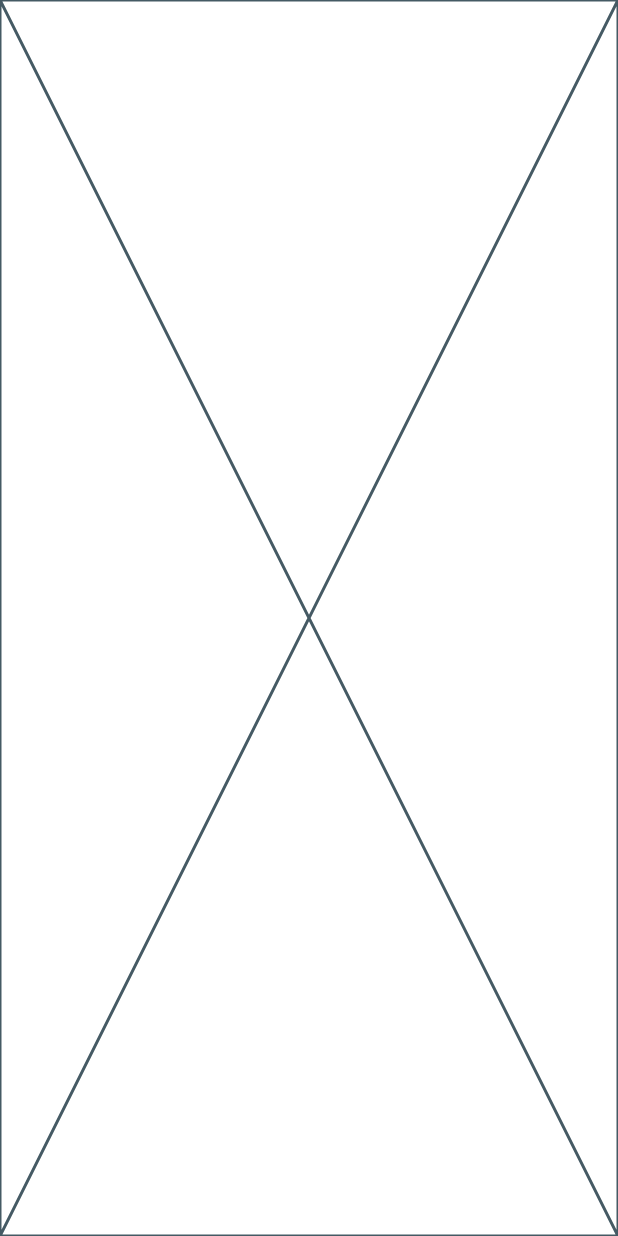
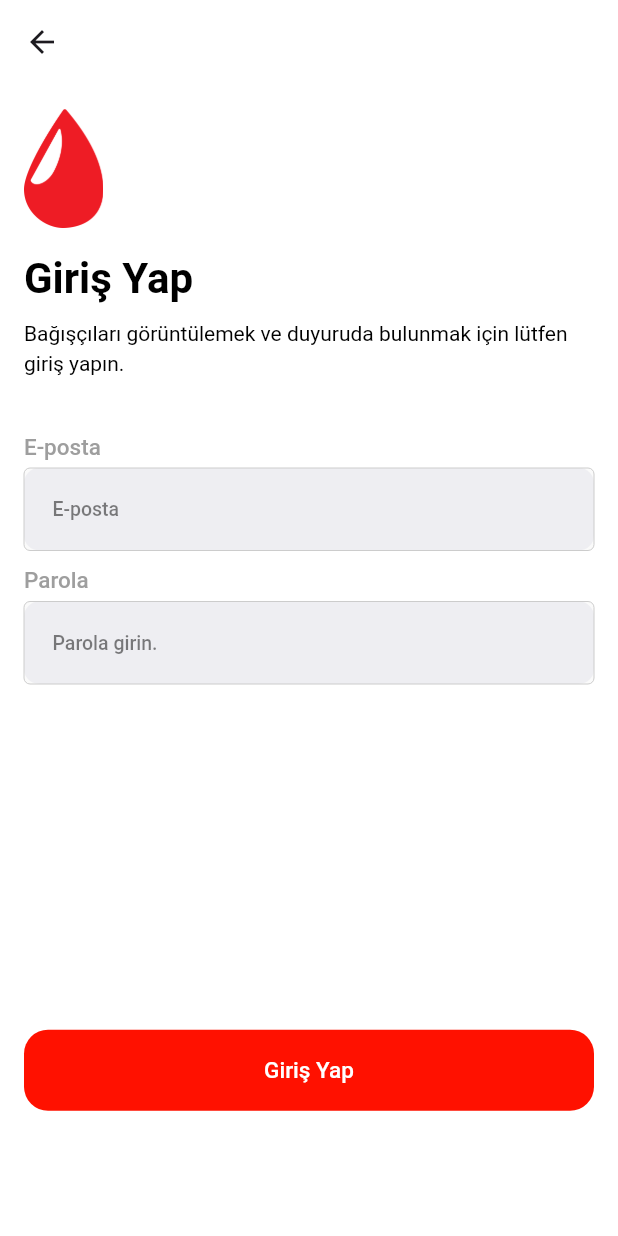
Before and after one commit to berkaycatak/kan-kardesi, a Flutter app: the screen it shows after launch, after a tap on "Giriş Yap", on a phone screen of 412 x 824 dp. Run offline on Flutter 3.47's test engine with Material 3 defaults, Android fonts, the phone set to English and light mode, and no system bars; drawn by our look-alikes of flutter_platform_widgets, toastification; our stand-ins replace flutter_svg, go_router; Roboto replaces fonts that are missing (PlusJakartaSans, PublicaSans, avenir).

Commit message:
Giriş sayfası tasarımı tamamlandı

```diff
--- a/lib/main.dart
+++ b/lib/main.dart
@@ -41,7 +41,7 @@ class _MyAppState extends State<MyApp> {
             ],
             routerConfig: routerService.router,
             debugShowCheckedModeBanner: false,
-            title: 'Gören Duyan',
+            title: 'Kan Kardeşi',
           );
         },
       ),
--- /dev/null
+++ b/lib/screens/auth/login/login_mixin.dart
@@ -0,0 +1,24 @@
+import 'package:flutter/foundation.dart';
+import 'package:flutter/material.dart';
+
+mixin LoginMixin {
+  final GlobalKey<FormState> formKey = GlobalKey<FormState>();
+  TextEditingController emailController = TextEditingController();
+  TextEditingController passwordController = TextEditingController();
+
+  FocusNode emailFocusNode = FocusNode();
+  FocusNode passwordFocusNode = FocusNode();
+
+  void login(BuildContext context) {
+    bool isValidated = formKey.currentState!.validate();
+    if (!isValidated) {
+      return;
+    }
+
+    formKey.currentState!.save();
+    if (kDebugMode) {
+      print(emailController.text);
+      print(passwordController.text);
+    }
+  }
+}
--- a/lib/screens/auth/login/login_screen.dart
+++ b/lib/screens/auth/login/login_screen.dart
@@ -1,4 +1,12 @@
+import 'package:flutter/cupertino.dart';
 import 'package:flutter/material.dart';
+import 'package:flutter_platform_widgets/flutter_platform_widgets.dart';
+import 'package:kan_kardesi/screens/auth/login/login_mixin.dart';
+import 'package:kan_kardesi/style/theme/custom_theme.dart';
+import 'package:kan_kardesi/utils/components/app/custom_appbar_widget.dart';
+import 'package:kan_kardesi/utils/components/app/custom_card_widget.dart';
+import 'package:kan_kardesi/utils/constants/image/image_constants.dart';
+import 'package:kan_kardesi/utils/helpers/helpers.dart';
 
 class LoginScreen extends StatefulWidget {
   const LoginScreen({super.key});
@@ -7,9 +15,122 @@ class LoginScreen extends StatefulWidget {
   State<LoginScreen> createState() => _LoginScreenState();
 }
 
-class _LoginScreenState extends State<LoginScreen> {
+class _LoginScreenState extends State<LoginScreen> with LoginMixin {
   @override
   Widget build(BuildContext context) {
-    return const Placeholder();
+    return GestureDetector(
+      onTap: () => FocusScope.of(context).unfocus(),
+      child: PlatformScaffold(
+        backgroundColor: Colors.white,
+        appBar: PlatformAppBar(),
+        iosContentPadding: true,
+        body: SingleChildScrollView(
+          child: SizedBox(
+            height: MediaQuery.of(context).size.height / 1.15,
+            child: Padding(
+              padding: CustomTheme.screenPadding,
+              child: Column(
+                mainAxisAlignment: MainAxisAlignment.spaceBetween,
+                children: [
+                  Column(
+                    crossAxisAlignment: CrossAxisAlignment.start,
+                    children: [
+                      Image.asset(
+                        ImageConstants.icon,
+                        height: 80,
+                      ),
+                      const SizedBox(height: 16),
+                      Text(
+                        "Giriş Yap",
+                        style: Theme.of(context).textTheme.titleLarge,
+                      ),
+                      const SizedBox(height: 8),
+                      const Text(
+                        "Bağışçıları görüntülemek ve duyuruda bulunmak için lütfen giriş yapın.",
+                      ),
+                      const SizedBox(height: 36),
+                      formWidget(context),
+                    ],
+                  ),
+                  Column(
+                    children: [
+                      SizedBox(
+                        width: double.infinity,
+                        child: PlatformElevatedButton(
+                          onPressed: () => login(context),
+                          child: const Text("Giriş Yap"),
+                        ),
+                      ),
+                      // Center(
+                      //   child: PlatformTextButton(
+                      //     padding: EdgeInsets.zero,
+                      //     onPressed: () {},
+                      //     child: const Text("Parolamı Unuttum"),
+                      //   ),
+                      // ),
+                      const SizedBox(height: 16),
+                    ],
+                  )
+                ],
+              ),
+            ),
+          ),
+        ),
+      ),
+    );
+  }
+
+  Form formWidget(BuildContext context) {
+    return Form(
+      key: formKey,
+      child: Column(
+        crossAxisAlignment: CrossAxisAlignment.start,
+        children: [
+          Text(
+            "E-posta",
+            style: Theme.of(context).textTheme.bodySmall,
+          ),
+          const SizedBox(height: 4),
+          CustomCard(
+            child: PlatformTextFormField(
+              controller: emailController,
+              focusNode: emailFocusNode,
+              keyboardType: TextInputType.emailAddress,
+              hintText: "E-posta",
+              autofillHints: const [AutofillHints.email],
+              textInputAction: TextInputAction.next,
+              onFieldSubmitted: (value) => passwordFocusNode.requestFocus(),
+              validator: (val) => Helpers.isEmpty(
+                val,
+                "Lütfen e-posta girin",
+              ),
+            ),
+          ),
+          const SizedBox(height: 10),
+          Text(
+            "Parola",
+            style: Theme.of(context).textTheme.bodySmall,
+          ),
+          const SizedBox(height: 4),
+          CustomCard(
+            child: PlatformTextFormField(
+              controller: passwordController,
+              focusNode: passwordFocusNode,
+              keyboardType: TextInputType.visiblePassword,
+              hintText: "Parola girin.",
+              obscureText: true,
+              autofillHints: const [AutofillHints.password],
+              textInputAction: TextInputAction.send,
+              onFieldSubmitted: (value) => login(context),
+              validator: (val) => Helpers.isEmpty(
+                val,
+                "Lütfen parola girin",
+              ),
+            ),
+          ),
+          const SizedBox(height: 16),
+        ],
+      ),
+    );
   }
 }
--- a/lib/style/theme/custom_cupertino_theme.dart
+++ b/lib/style/theme/custom_cupertino_theme.dart
@@ -17,6 +17,7 @@ class CustomCupertinoTheme {
   );
 
   static final CupertinoThemeData darkThemeData = CupertinoThemeData(
+    brightness: Brightness.dark,
     primaryColor: CustomTheme.primaryColor,
     scaffoldBackgroundColor: CustomTheme.darkBackgroundColor,
     textTheme: CupertinoTextThemeData(
--- a/lib/style/theme/custom_theme.dart
+++ b/lib/style/theme/custom_theme.dart
@@ -1,8 +1,9 @@
+import 'package:flutter/cupertino.dart';
 import 'package:flutter/material.dart';
 import 'package:kan_kardesi/utils/helpers/helpers.dart';
 
 class CustomTheme {
-  static Color primaryColor = const Color.fromRGBO(236, 86, 68, 1);
+  static Color primaryColor = const Color.fromARGB(255, 255, 17, 0);
   static Color secondaryColor = const Color.fromRGBO(73, 89, 99, 1);
 
   static Color blackColor = const Color.fromRGBO(32, 32, 45, 1);
@@ -123,7 +124,7 @@ class CustomTheme {
   static EdgeInsets screenPadding = const EdgeInsets.all(16);
 
   static final ThemeData themeData = ThemeData(
-    fontFamily: "PlusJakartaSans",
+    fontFamily: "Avenir",
 
     primarySwatch: const MaterialColor(4278235570, {
       50: Color(0xffe5ffff),
@@ -188,7 +189,7 @@ class CustomTheme {
     primaryColorLight: textColor,
     //primaryColorDark: const Color(0xff009899),
     scaffoldBackgroundColor: darkBackgroundColor,
-    cardColor: const Color(0xffffffff),
+    cardColor: CupertinoColors.extraLightBackgroundGray,
     dividerTheme: DividerThemeData(color: textColor.withOpacity(.5)),
     dividerColor: textColor.withOpacity(.5),
     highlightColor: const Color(0x66bcbcbc),
@@ -385,9 +386,9 @@ class CustomTheme {
       ),
       bodySmall: TextStyle(
         fontFamily: "avenir",
-        fontSize: 12,
-        color: blackColor.withOpacity(.7),
-        fontWeight: FontWeight.w400,
+        fontSize: 15,
+        color: Colors.grey,
+        fontWeight: FontWeight.w500,
         letterSpacing: 0,
       ),
     );
--- /dev/null
+++ b/lib/utils/components/app/custom_appbar_widget.dart
@@ -0,0 +1,46 @@
+import 'package:flutter/material.dart';
+import 'package:flutter_platform_widgets/flutter_platform_widgets.dart';
+import 'package:kan_kardesi/style/theme/custom_theme.dart';
+
+PlatformAppBar customAppBar(
+  BuildContext context, {
+  final String? title,
+  bool? canPop = true,
+  List<Widget>? actions,
+  final Color? backgroundColor,
+  final Widget? leading,
+  final List<Widget>? trailingActions,
+  final bool? automaticallyImplyLeading,
+  final PlatformBuilder<MaterialAppBarData>? material,
+  final PlatformBuilder<CupertinoNavigationBarData>? cupertino,
+}) {
+  return PlatformAppBar(
+    automaticallyImplyLeading: automaticallyImplyLeading,
+    material: material,
+    cupertino: cupertino,
+    backgroundColor: CustomTheme.primaryColor.withOpacity(.9),
+    trailingActions: actions,
+    leading: leading ??
+        (canPop == null || canPop == true
+            ? PlatformIconButton(
+                padding: EdgeInsets.zero,
+                icon: Icon(
+                  context.platformIcons.back,
+                  size: 24,
+                  color: Colors.white,
+                ),
+                onPressed: () {
+                  Navigator.pop(context);
+                },
+              )
+            : null),
+    title: title != null
+        ? Text(
+            title,
+            style: const TextStyle(
+              color: Colors.white,
+            ),
+          )
+        : const Text("Kan Kardeşi"),
+  );
+}
--- /dev/null
+++ b/lib/utils/components/app/custom_card_widget.dart
@@ -0,0 +1,15 @@
+import 'package:flutter/cupertino.dart';
+import 'package:flutter/material.dart';
+
+class CustomCard extends StatelessWidget {
+  final Widget child;
+  const CustomCard({super.key, required this.child});
+
+  @override
+  Widget build(BuildContext context) {
+    return Card(
+      color: CupertinoColors.extraLightBackgroundGray,
+      child: child,
+    );
+  }
+}
```
